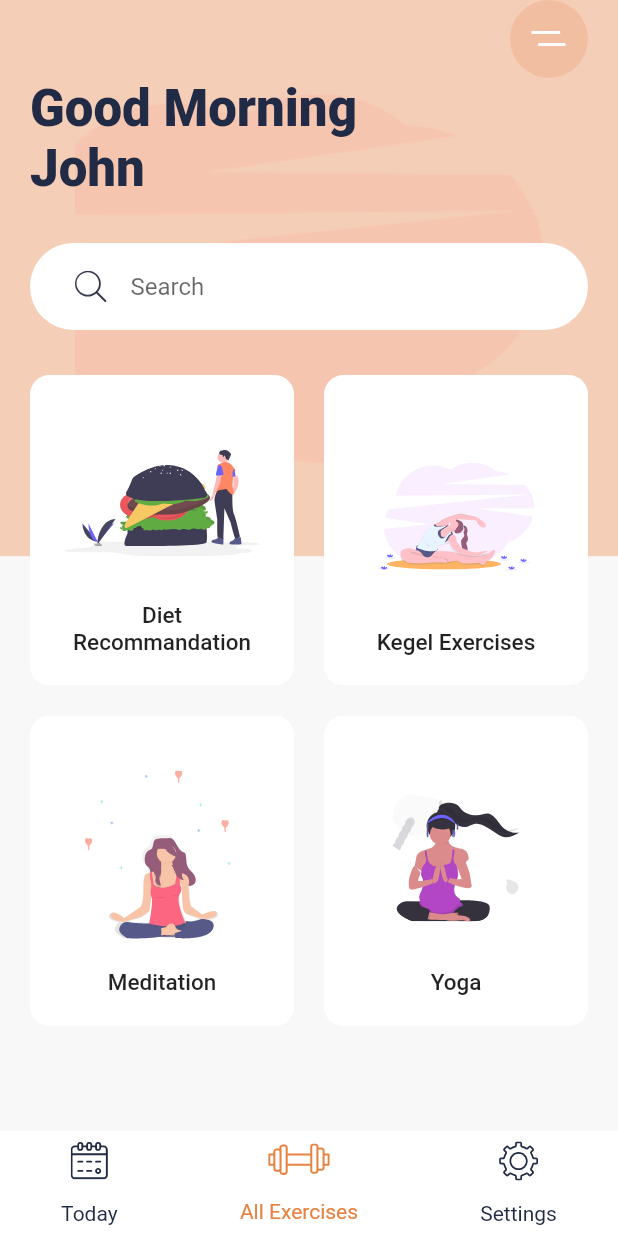
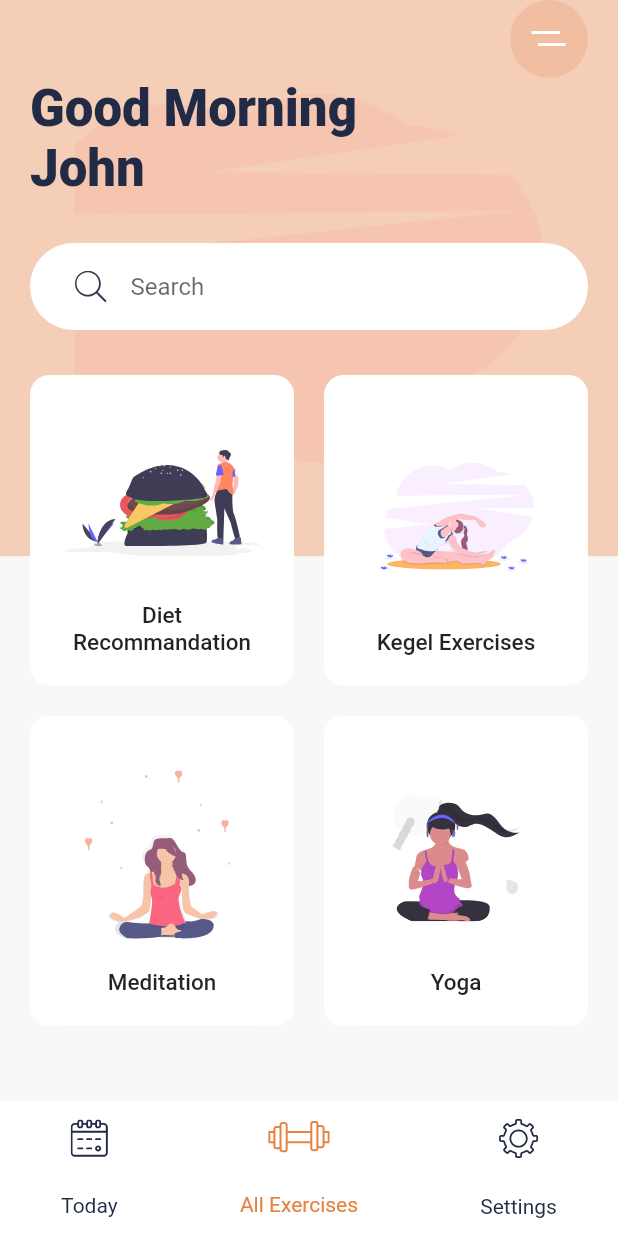
Before and after one commit to fortinjoffrey/flutter_Daily_Exercices_UI, a Flutter app: the screen it shows after launch, on a phone screen of 412 x 824 dp. Run offline on Flutter 3.47's test engine with Material 2 defaults, Android fonts, the phone set to English and light mode, and no system bars; our stand-ins replace flutter_svg.

Commit message:
Fix assets crash in assets paths in pubspec
- Bottom bar height set to 90 (overflow in iPhone 11)

```diff
--- a/lib/widgets/bottom_nav_bar.dart
+++ b/lib/widgets/bottom_nav_bar.dart
@@ -11,8 +11,9 @@ class BottomNavBar extends StatelessWidget {
   @override
   Widget build(BuildContext context) {
     return Container(
-      height: 70,
+      height: 90,
       color: Colors.white,
+      child: SafeArea(
         child: Row(
           mainAxisAlignment: MainAxisAlignment.spaceAround,
           children: [
@@ -30,6 +31,7 @@ class BottomNavBar extends StatelessWidget {
               svgPath: 'assets/icons/Settings.svg',
             ),
           ],
+        ),
       ),
     );
   }
```
Also changed, not shown: pubspec.yaml (+4 -4 lines). Lines whose indentation alone changed are shown as unchanged.
